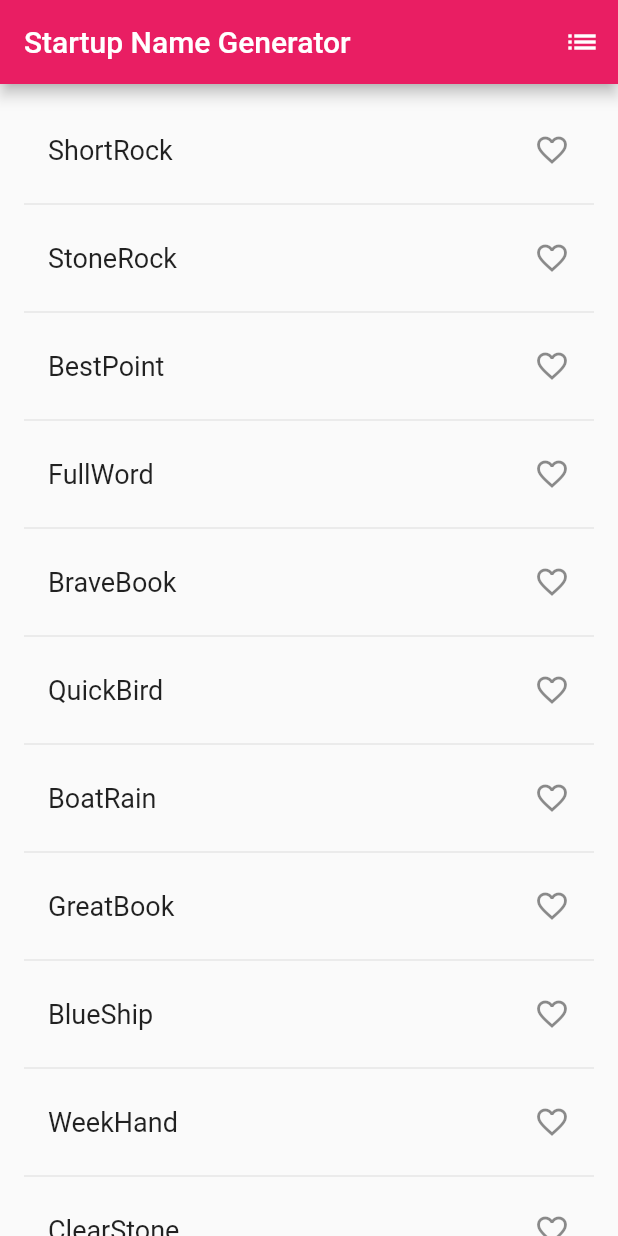
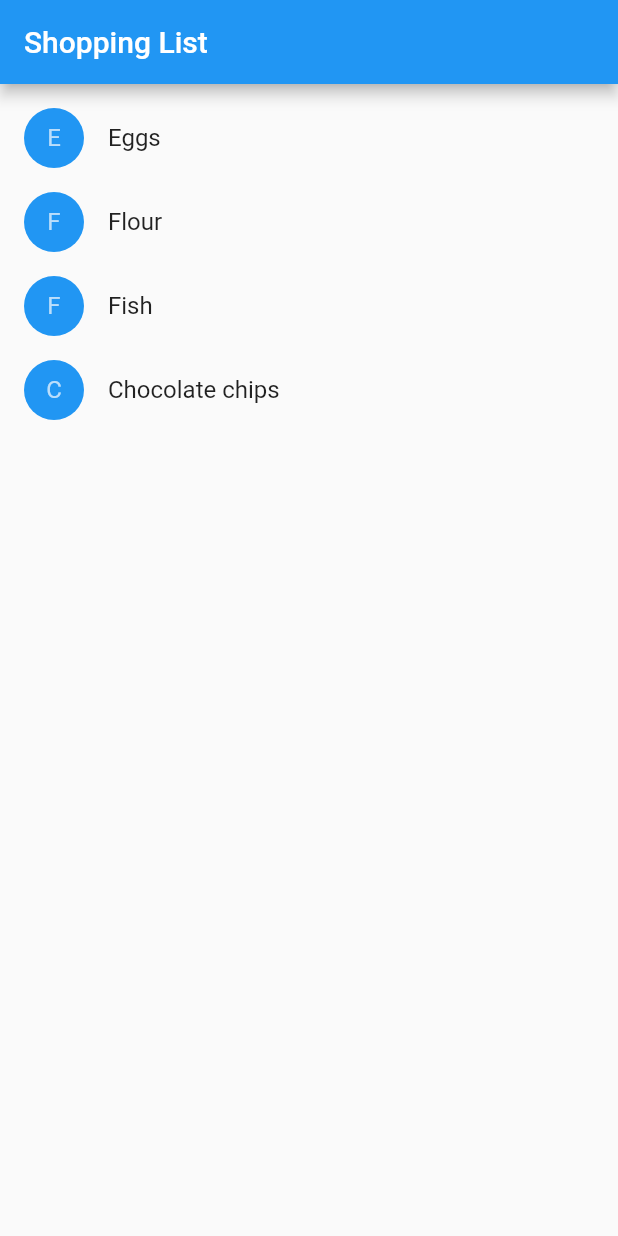
Before and after one commit to colycao/startup_namer, a Flutter app: the screen it shows after launch, on a phone screen of 412 x 824 dp. Run offline on Flutter 3.47's test engine with Material 2 defaults, Android fonts, the phone set to English and light mode, and no system bars.

Commit message:
完成购物车

```diff
--- a/lib/main.dart
+++ b/lib/main.dart
@@ -1,121 +1,104 @@
 import 'package:flutter/material.dart';
-import 'package:english_words/english_words.dart';
 
-void main() => runApp(new MyApp());
+class Product {
+  const Product({this.name});
+  final String name;
+}
 
-class MyApp extends StatelessWidget {
+typedef void CartChangedCallback(Product product, bool inCart);
+
+class ShoppingListItem extends StatelessWidget {
+  ShoppingListItem({Product product, this.inCart, this.onCartChanged})
+      : product = product,
+        super(key: new ObjectKey(product));
+
+  final Product product;
+  final bool inCart;
+  final CartChangedCallback onCartChanged;
+
+  Color _getColor(BuildContext context) {
+    return inCart ? Colors.black54 : Theme.of(context).primaryColor;
+  }
+
+  TextStyle _getTextStyle(BuildContext context) {
+    if (!inCart) return null;
+
+    return new TextStyle(
+      color: Colors.black54,
+      decoration: TextDecoration.lineThrough,
+    );
+  }
+
   @override
   Widget build(BuildContext context) {
-    return new MaterialApp(
-      title: 'Startup Name Generator',
-      theme: new ThemeData(
-        primaryColor: Colors.pink,
+    return new ListTile(
+      onTap: () {
+        onCartChanged(product, !inCart);
+      },
+      leading: new CircleAvatar(
+        backgroundColor: _getColor(context),
+        child: new Text(product.name[0]),
       ),
-      home: new RandomWords(),
+      title: new Text(
+        product.name,
+        style: _getTextStyle(context),
+      ),
     );
   }
 }
 
-class RandomWords extends StatefulWidget {
+class ShoppingList extends StatefulWidget {
+  ShoppingList({Key key, this.products}) : super(key: key);
+
+  final List<Product> products;
+
   @override
-  createState() => new RandomWordsState();
+  _ShoppingListState createState() => _ShoppingListState();
 }
 
-class RandomWordsState extends State<RandomWords> {
-  final _suggestions = <WordPair>[];
+class _ShoppingListState extends State<ShoppingList> {
+  Set<Product> _shoppingCart = new Set<Product>();
 
-  final _saved = new Set<WordPair>();
-
-  final _biggerFont = const TextStyle(fontSize: 18.0);
+  void _handleCartChanged(Product product, bool inCart) {
+    setState(() {
+      if (inCart) {
+        _shoppingCart.add(product);
+      } else {
+        _shoppingCart.remove(product);
+      }
+    });
+  }
 
   @override
   Widget build(BuildContext context) {
-    // final wordPair = new WordPair.random();
-    // return new Text(wordPair.asPascalCase);
     return new Scaffold(
       appBar: new AppBar(
-        title: new Text('Startup Name Generator'),
-        actions: <Widget>[
-          new IconButton(icon: new Icon(Icons.list), onPressed: _pushSaved)
-        ],
+        title: new Text('Shopping List'),
       ),
-      body: _buildSuggestions(),
+      body: new ListView(
+        padding: new EdgeInsets.symmetric(vertical: 8.0),
+        children: widget.products.map((Product product) {
+          return new ShoppingListItem(
+            product: product,
+            inCart: _shoppingCart.contains(product),
+            onCartChanged: _handleCartChanged,
+          );
+        }).toList(),
+      ),
     );
   }
+}
 
-  Widget _buildSuggestions() {
-    return new ListView.builder(
-        padding: const EdgeInsets.all(16.0),
-        // 对于每个建议的单词对都会调用一次itemBuilder，然后将单词对添加到ListTile行中
-        // 在偶数行，该函数会为单词对添加一个ListTile row.
-        // 在奇数行，该函数会添加一个分割线widget，来分隔相邻的词对。
-        // 注意，在小屏幕上，分割线看起来可能比较吃力。
-        itemBuilder: (context, i) {
-          // 在每一列之前，添加一个1像素高的分隔线widget
-          if (i.isOdd) return new Divider();
-
-          // 语法 "i ~/ 2" 表示i除以2，但返回值是整形（向下取整），比如i为：1, 2, 3, 4, 5
-          // 时，结果为0, 1, 1, 2, 2， 这可以计算出ListView中减去分隔线后的实际单词对数量
-          final index = i ~/ 2;
-          // 如果是建议列表中最后一个单词对
-          if (index >= _suggestions.length) {
-            // ...接着再生成10个单词对，然后添加到建议列表
-            _suggestions.addAll(generateWordPairs().take(10));
-          }
-          return _buildRow(_suggestions[index]);
-        });
-  }
-
-  Widget _buildRow(WordPair pair) {
-    final alreadySaved = _saved.contains(pair);
-    return new ListTile(
-      title: new Text(
-        pair.asPascalCase,
-        style: _biggerFont,
-      ),
-      trailing: new Icon(
-        alreadySaved ? Icons.favorite : Icons.favorite_border,
-        color: alreadySaved ? Colors.red : null,
-      ),
-      onTap: () {
-        setState(() {
-          if (alreadySaved) {
-            _saved.remove(pair);
-          } else {
-            _saved.add(pair);
-          }
-        });
-      },
-    );
-  }
-
-  void _pushSaved() {
-      Navigator.of(context).push(
-        new MaterialPageRoute(
-          builder: (context) {
-            final tiles = _saved.map(
-              (pair) {
-                return new ListTile(
-                  title: new Text(
-                    pair.asPascalCase,
-                    style: _biggerFont,
-                  ),
-                );
-              },
-            );
-            final divided = ListTile.divideTiles(
-              context: context,
-              tiles: tiles,
-            ).toList();
-
-            return new Scaffold(
-              appBar: new AppBar(
-                title: new Text('Saved Suggestions'),
-              ),
-              body: new ListView(children: divided),
-            );
-          },
-        ),
-      );
-    }
+void main() {
+  runApp(new MaterialApp(
+    title: 'Shopping App',
+    home: new ShoppingList(
+      products: <Product>[
+        new Product(name: 'Eggs'),
+        new Product(name: 'Flour'),
+        new Product(name: 'Fish'),
+        new Product(name: 'Chocolate chips'),
+      ],
+    ),
+  ));
 }
```
